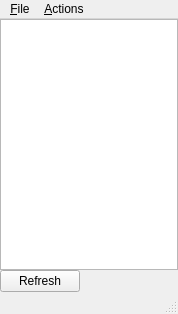
Qt form bin/data/ui/inventory.ui (realXtend/tundra) before a commit.
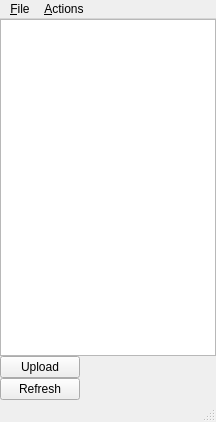
The same form after that commit.

Commit message: Inventory Window. Button for opening inventory. Adding new folder works, deleting not yet (mysterious server-side acting), so deleting is disabled for now. Will fix soon. More functionality coming soon.

```diff
--- a/bin/data/ui/inventory.ui
+++ b/bin/data/ui/inventory.ui
@@ -6,8 +6,8 @@
    <rect>
     <x>0</x>
     <y>0</y>
-    <width>178</width>
-    <height>314</height>
+    <width>216</width>
+    <height>422</height>
    </rect>
   </property>
   <property name="windowTitle">
@@ -43,6 +43,19 @@
       </property>
      </widget>
     </item>
+    <item>
+     <widget class="QPushButton" name="pushButtonUpload">
+      <property name="sizePolicy">
+       <sizepolicy hsizetype="Fixed" vsizetype="Fixed">
+        <horstretch>0</horstretch>
+        <verstretch>0</verstretch>
+       </sizepolicy>
+      </property>
+      <property name="text">
+       <string>Upload</string>
+      </property>
+     </widget>
+    </item>
     <item>
      <widget class="QPushButton" name="pushButtonRefresh">
       <property name="enabled">
@@ -69,7 +82,7 @@
     <rect>
      <x>0</x>
      <y>0</y>
-     <width>178</width>
+     <width>216</width>
      <height>21</height>
     </rect>
    </property>
```
Left out of the diff: 26 changed lines with no effect on the pictures. The commit also changes 15 other files.
